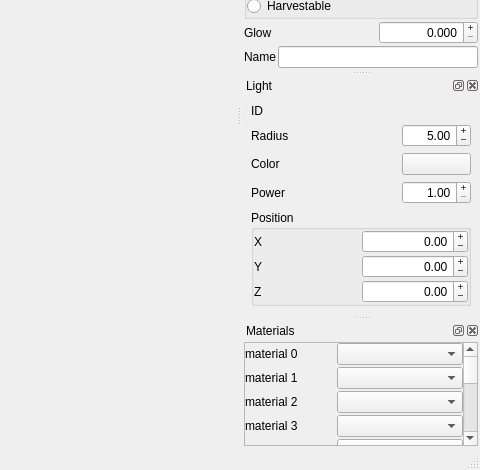
xaphier/Eternal-Lands, file new_map_editor/mapeditor.ui: the form before one commit; both pictures show x 473 to 953 and y 498 to 968 of the 953 by 968 pixel window.
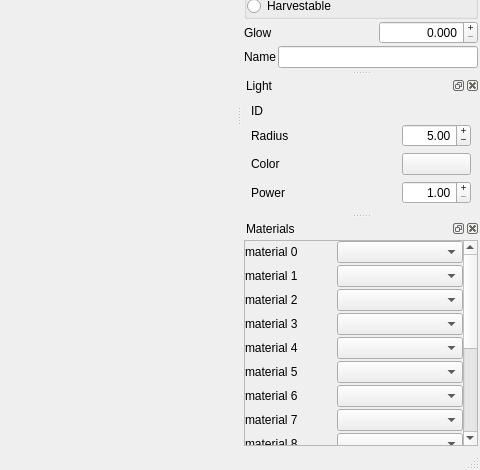
The form after the commit. The open tabs and pages were chosen to show the change. Icons and pictures are not drawn. Custom widgets are drawn as their Qt base class.

The edit to the form file:
```diff
--- a/new_map_editor/mapeditor.ui
+++ b/new_map_editor/mapeditor.ui
@@ -960,7 +960,7 @@
        </property>
       </widget>
      </item>
-     <item row="5" column="1" colspan="2">
+     <item row="4" column="1" colspan="2">
       <spacer name="verticalSpacer_22">
        <property name="orientation">
         <enum>Qt::Vertical</enum>
@@ -973,159 +973,6 @@
        </property>
       </spacer>
      </item>
-     <item row="4" column="0" colspan="3">
-      <widget class="QGroupBox" name="groupBox_2">
-       <property name="title">
-        <string>Position</string>
-       </property>
-       <layout class="QGridLayout" name="gridLayout_40">
-        <property name="margin">
-         <number>0</number>
-        </property>
-        <property name="spacing">
-         <number>2</number>
-        </property>
-        <item row="0" column="0">
-         <widget class="QLabel" name="label_39">
-          <property name="minimumSize">
-           <size>
-            <width>15</width>
-            <height>0</height>
-           </size>
-          </property>
-          <property name="text">
-           <string>X</string>
-          </property>
-          <property name="alignment">
-           <set>Qt::AlignLeading|Qt::AlignLeft|Qt::AlignVCenter</set>
-          </property>
-         </widget>
-        </item>
-        <item row="0" column="1">
-         <widget class="QDoubleSpinBox" name="x_position">
-          <property name="minimumSize">
-           <size>
-            <width>30</width>
-            <height>0</height>
-           </size>
-          </property>
-          <property name="alignment">
-           <set>Qt::AlignRight|Qt::AlignTrailing|Qt::AlignVCenter</set>
-          </property>
-          <property name="buttonSymbols">
-           <enum>QAbstractSpinBox::PlusMinus</enum>
-          </property>
-          <property name="keyboardTracking">
-           <bool>false</bool>
-          </property>
-          <property name="minimum">
-           <double>-1024.000000000000000</double>
-          </property>
-          <property name="maximum">
-           <double>1024.000000000000000</double>
-          </property>
-          <property name="singleStep">
-           <double>0.100000000000000</double>
-          </property>
-         </widget>
-        </item>
-        <item row="1" column="0">
-         <widget class="QLabel" name="label_40">
-          <property name="minimumSize">
-           <size>
-            <width>15</width>
-            <height>0</height>
-           </size>
-          </property>
-          <property name="text">
-           <string>Y</string>
-          </property>
-          <property name="alignment">
-           <set>Qt::AlignLeading|Qt::AlignLeft|Qt::AlignVCenter</set>
-          </property>
-         </widget>
-        </item>
-        <item row="1" column="1">
-         <widget class="QDoubleSpinBox" name="y_position">
-          <property name="minimumSize">
-           <size>
-            <width>30</width>
-            <height>0</height>
-           </size>
-          </property>
-          <property name="alignment">
-           <set>Qt::AlignRight|Qt::AlignTrailing|Qt::AlignVCenter</set>
-          </property>
-          <property name="buttonSymbols">
-           <enum>QAbstractSpinBox::PlusMinus</enum>
-          </property>
-          <property name="keyboardTracking">
-           <bool>false</bool>
-          </property>
-          <property name="minimum">
-           <double>-1024.000000000000000</double>
-          </property>
-          <property name="maximum">
-           <double>1024.000000000000000</double>
-          </property>
-          <property name="singleStep">
-           <double>0.100000000000000</double>
-          </property>
-          <property name="value">
-           <double>0.000000000000000</double>
-          </property>
-         </widget>
-        </item>
-        <item row="2" column="0">
-         <widget class="QLabel" name="label_46">
-          <property name="minimumSize">
-           <size>
-            <width>15</width>
-            <height>0</height>
-           </size>
-          </property>
-          <property name="text">
-           <string>Z</string>
-          </property>
-          <property name="alignment">
-           <set>Qt::AlignLeading|Qt::AlignLeft|Qt::AlignVCenter</set>
-          </property>
-         </widget>
-        </item>
-        <item row="2" column="1">
-         <widget class="QDoubleSpinBox" name="z_position">
-          <property name="minimumSize">
-           <size>
-            <width>30</width>
-            <height>0</height>
-           </size>
-          </property>
-          <property name="alignment">
-           <set>Qt::AlignRight|Qt::AlignTrailing|Qt::AlignVCenter</set>
-          </property>
-          <property name="buttonSymbols">
-           <enum>QAbstractSpinBox::PlusMinus</enum>
-          </property>
-          <property name="keyboardTracking">
-           <bool>false</bool>
-          </property>
-          <property name="minimum">
-           <double>-1024.000000000000000</double>
-          </property>
-          <property name="maximum">
-           <double>1024.000000000000000</double>
-          </property>
-          <property name="singleStep">
-           <double>0.100000000000000</double>
-          </property>
-          <property name="value">
-           <double>0.000000000000000</double>
-          </property>
-         </widget>
-        </item>
-       </layout>
-      </widget>
-     </item>
      <item row="0" column="0" colspan="2">
       <widget class="QLabel" name="label_4">
        <property name="text">
```
Left out of the diff: 4 changed lines with no effect on the pictures.
